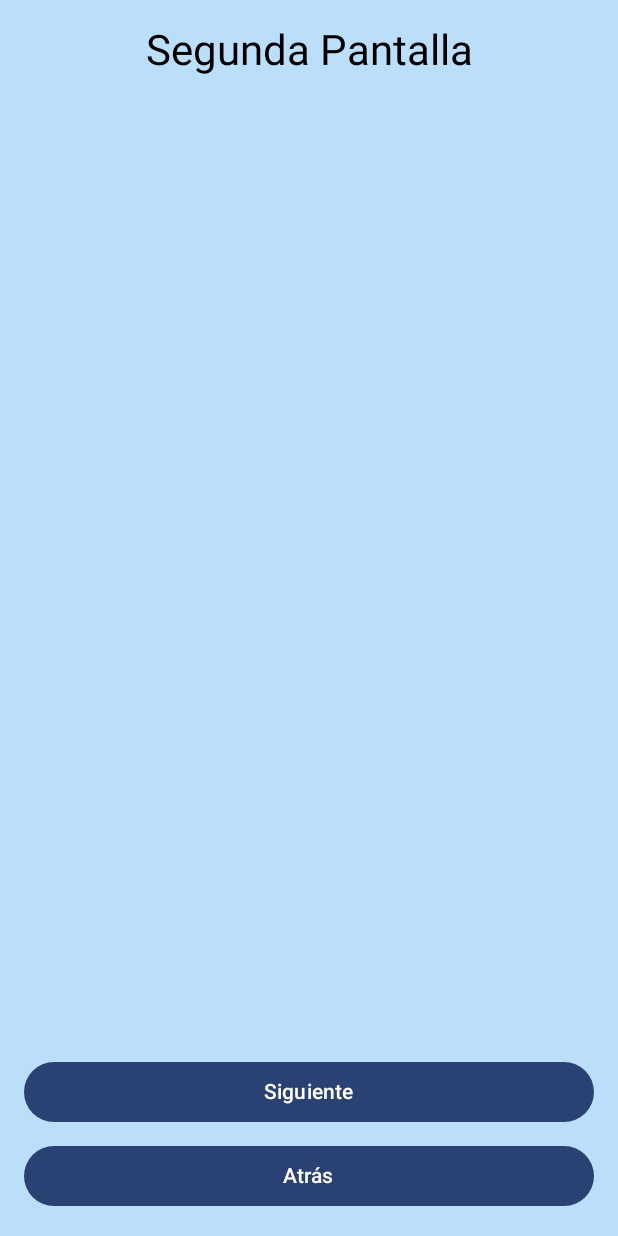
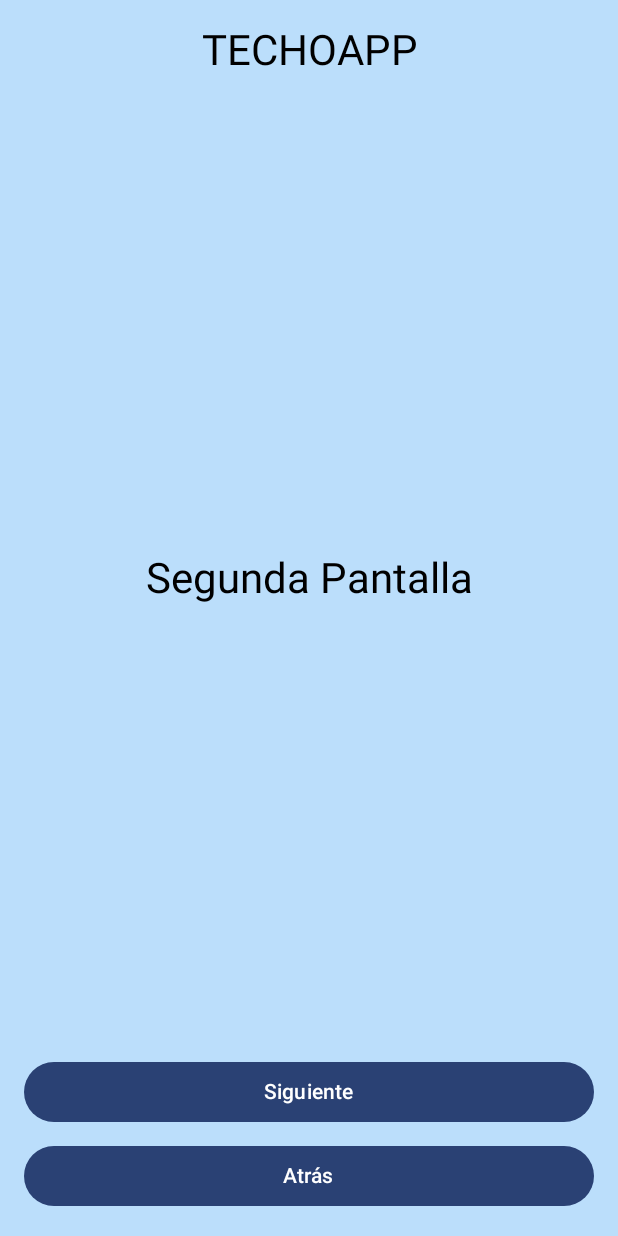
Before and after one commit to JuanMejia05/ProyectoAPPMOVIL, an Android app built with Jetpack Compose: the screen it shows after launch (MainActivity), after a tap on "Iniciar", on a phone screen of 412 x 824 dp. Run offline under Robolectric (Android 15) with nearby library versions, the phone set to English and light mode, and no system bars.

Commit message:
Agregue logo

```diff
--- a/app/src/main/java/edu/unicauca/navegacionaplimovil/MainActivity.kt
+++ b/app/src/main/java/edu/unicauca/navegacionaplimovil/MainActivity.kt
@@ -21,6 +21,7 @@ import androidx.compose.ui.Alignment
 import androidx.compose.ui.Modifier
 import androidx.compose.ui.graphics.Color
 import androidx.compose.ui.res.painterResource
+import androidx.compose.ui.text.style.TextAlign
 import androidx.compose.ui.tooling.preview.Preview
 import androidx.compose.ui.unit.dp
 import androidx.navigation.compose.NavHost
@@ -53,7 +54,7 @@ fun PantallaBase(
     mostrarBotonAtras: Boolean = false,
     irAtras: (() -> Unit)? = null,
     contenidoExtra: @Composable (() -> Unit)? = null,
-    isFirstScreen: Boolean = false // New parameter to identify the first screen
+    isFirstScreen: Boolean = false
 ) {
     Column(
         modifier = Modifier
@@ -61,8 +62,19 @@ fun PantallaBase(
             .background(colorFondo)
             .padding(16.dp),
         horizontalAlignment = Alignment.CenterHorizontally,
-        verticalArrangement = if (isFirstScreen) Arrangement.Center else Arrangement.SpaceBetween // Conditional arrangement
+        verticalArrangement = if (isFirstScreen) Arrangement.Center else Arrangement.SpaceBetween
     ) {
+        if (!isFirstScreen) {
+            Text(
+                text = "TECHOAPP",
+                style = MaterialTheme.typography.headlineMedium,
+                color = Color.Black,
+                modifier = Modifier
+                    .fillMaxWidth()
+                    .padding(bottom = 16.dp),
+                textAlign = TextAlign.Center
+            )
+        }
         if (!isFirstScreen) {
             Column(
                 horizontalAlignment = Alignment.CenterHorizontally
@@ -80,12 +92,14 @@ fun PantallaBase(
                 verticalArrangement = Arrangement.Center,
                 modifier = Modifier.weight(1f)
             ) {
+                contenidoExtra?.invoke()
+                Spacer(modifier = Modifier.height(16.dp))
                 Text(
-                    text = titulo,
+                    text = "Tu tienda electrónica de confianza",
                     style = MaterialTheme.typography.headlineMedium,
-                    color = Color.Black
+                    color = Color.Black,
+                    textAlign = TextAlign.Center
                 )
-                contenidoExtra?.invoke()
             }
         }
 
@@ -115,7 +129,7 @@ fun Navegacion() {
     NavHost(navController = navController, startDestination = Pantallas.Inicio.route) {
         composable(Pantallas.Inicio.route) {
             PantallaBase(
-                titulo = "TECHOAPP",
+                titulo = "", // Sin titulo
                 colorFondo = Color(0xFFBBDEFB),
                 textoBoton = "Iniciar",
                 onBotonClick = { navController.navigate(Pantallas.Segunda.route) },
@@ -125,7 +139,7 @@ fun Navegacion() {
                         contentDescription = "Imagen en la Pantalla de Inicio",
                     )
                 },
-                isFirstScreen = true // Indicate that this is the first screen
+                isFirstScreen = true
             )
         }
         composable(Pantallas.Segunda.route) {
```
